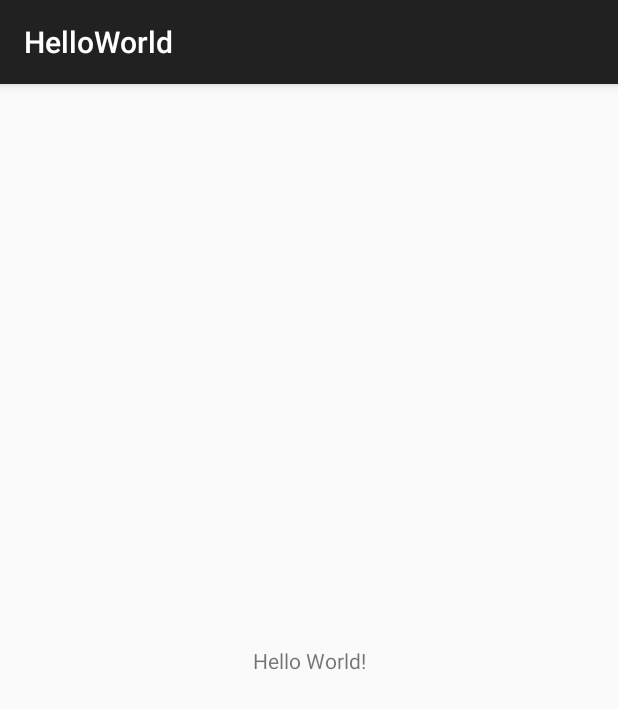
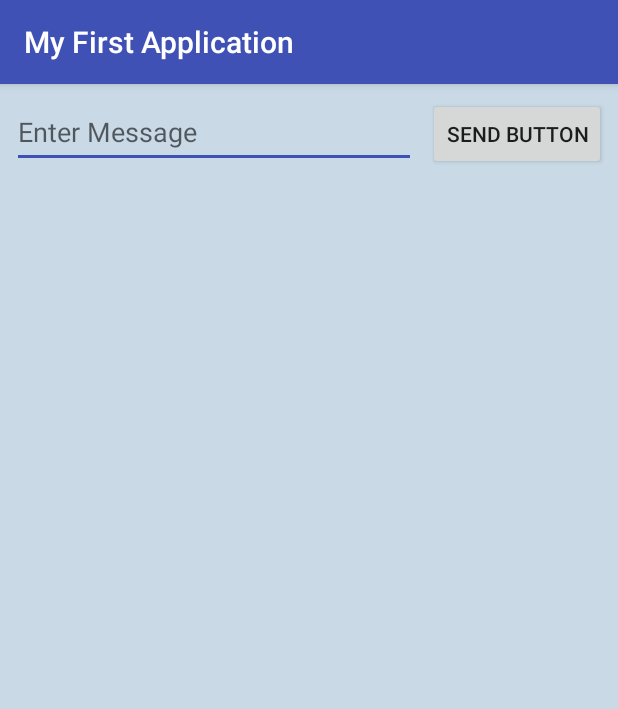
Before and after one commit to shimspedy/NUapp, an Android app: the screen it shows after launch (MainActivity), on a phone screen of 412 x 824 dp. Shown: the top 709 px of the screen. Run offline under Robolectric (Android 15) with nearby library versions, the phone set to English and light mode, and no system bars.

Commit message:
Assignment 1b: SendToScreen app with French translation

```diff
--- a/app/src/main/java/edu/nu/helloworld/MainActivity.java
+++ b/app/src/main/java/edu/nu/helloworld/MainActivity.java
@@ -1,35 +1,59 @@
 /*
  * MainActivity.java
  *
- * Assignment 1: Hello World Android app.
- * Displays the string "Hello World!" in the center of the screen.
+ * Assignment 1b: SendToScreen Android application.
+ * Shows a text box and a Send button. When the button is clicked, the typed
+ * message is passed to MessageActivity, which displays it in a TextView.
  *
  * Author: John Hashim
  */
+
 package edu.nu.helloworld;
 
+import android.content.Intent;
 import android.os.Bundle;
-
+import android.text.TextUtils;
+import android.widget.Button;
+import android.widget.EditText;
 import androidx.appcompat.app.AppCompatActivity;
 
-/**
- * The app's only screen. It inflates {@code activity_main.xml}, whose
- * centered TextView shows the "Hello World!" string resource.
- */
+/** The main screen, where the user enters a message and sends it. */
 public class MainActivity extends AppCompatActivity {
 
+  /** Intent extra key used to pass the message to {@link MessageActivity}. */
+  public static final String EXTRA_MESSAGE = "edu.nu.helloworld.MESSAGE";
+
+  private EditText messageInput;
+
   /**
-     * Called when the activity is first created.
+   * Called when the activity is first created. Inflates the layout and wires
+   * up the Send button.
    *
    * @param savedInstanceState the previously saved state, or {@code null}
-     *                           when the activity starts fresh
    */
   @Override
   protected void onCreate(Bundle savedInstanceState) {
-        // Always call the superclass so Android can finish its own setup.
     super.onCreate(savedInstanceState);
+    setContentView(R.layout.activity_main);
 
-        // Set the user interface from res/layout/activity_main.xml.
-        setContentView(R.layout.activity_main);
+    messageInput = findViewById(R.id.edit_message);
+    Button sendButton = findViewById(R.id.button_send);
+    sendButton.setOnClickListener(view -> sendMessage());
+  }
+
+  /**
+   * Reads the message from the text box and starts {@link MessageActivity} to
+   * display it. If the box is empty, shows an error instead.
+   */
+  private void sendMessage() {
+    String message = messageInput.getText().toString().trim();
+    if (TextUtils.isEmpty(message)) {
+      messageInput.setError(getString(R.string.error_empty_message));
+      return;
+    }
+
+    Intent intent = new Intent(this, MessageActivity.class);
+    intent.putExtra(EXTRA_MESSAGE, message);
+    startActivity(intent);
   }
 }
--- a/app/src/main/res/layout/activity_main.xml
+++ b/app/src/main/res/layout/activity_main.xml
@@ -1,22 +1,30 @@
 <?xml version="1.0" encoding="utf-8"?>
-<!-- Layout for MainActivity: one TextView centered on the screen. -->
-<androidx.constraintlayout.widget.ConstraintLayout
-    xmlns:android="http://schemas.android.com/apk/res/android"
-    xmlns:app="http://schemas.android.com/apk/res-auto"
+<!-- Layout for MainActivity: a message box and a Send button in one row. -->
+<LinearLayout xmlns:android="http://schemas.android.com/apk/res/android"
     xmlns:tools="http://schemas.android.com/tools"
     android:layout_width="match_parent"
     android:layout_height="match_parent"
+    android:background="@color/main_background"
+    android:orientation="horizontal"
+    android:padding="8dp"
     tools:context=".MainActivity">
 
-    <!-- Text comes from strings.xml rather than being hard-coded. -->
-    <TextView
-        android:id="@+id/hello_text"
+    <!-- Takes the remaining width so the button keeps its natural size. -->
+    <EditText
+        android:id="@+id/edit_message"
+        android:layout_width="0dp"
+        android:layout_height="wrap_content"
+        android:layout_weight="1"
+        android:autofillHints=""
+        android:hint="@string/hint_message"
+        android:inputType="text"
+        android:minHeight="48dp" />
+
+    <Button
+        android:id="@+id/button_send"
         android:layout_width="wrap_content"
         android:layout_height="wrap_content"
-        android:text="@string/hello_world"
-        app:layout_constraintBottom_toBottomOf="parent"
-        app:layout_constraintEnd_toEndOf="parent"
-        app:layout_constraintStart_toStartOf="parent"
-        app:layout_constraintTop_toTopOf="parent" />
+        android:layout_marginStart="8dp"
+        android:text="@string/button_send" />
 
-</androidx.constraintlayout.widget.ConstraintLayout>
+</LinearLayout>
--- /dev/null
+++ b/app/src/main/res/values-v35/themes.xml
@@ -0,0 +1,12 @@
+<resources>
+    <!--
+        Android 15 (API 35) draws apps edge to edge by default, which puts the
+        layout behind the action bar. Opting out keeps content below the bar.
+    -->
+    <style name="Theme.HelloWorld" parent="Theme.AppCompat.Light.DarkActionBar">
+        <item name="colorPrimary">@color/primary</item>
+        <item name="colorPrimaryDark">@color/primary_dark</item>
+        <item name="colorAccent">@color/primary</item>
+        <item name="android:windowOptOutEdgeToEdgeEnforcement">true</item>
+    </style>
+</resources>
--- /dev/null
+++ b/app/src/main/res/values/colors.xml
@@ -0,0 +1,9 @@
+<resources>
+    <!-- App bar and accent colors. -->
+    <color name="primary">#3F51B5</color>
+    <color name="primary_dark">#303F9F</color>
+    <!-- Screen backgrounds and the Back button, matching the assignment examples. -->
+    <color name="main_background">#C9D9E6</color>
+    <color name="message_background">#D3C0A8</color>
+    <color name="back_button">#6AA121</color>
+</resources>
--- a/app/src/main/res/values/strings.xml
+++ b/app/src/main/res/values/strings.xml
@@ -1,6 +1,9 @@
 <resources>
-    <!-- App name shown in the launcher and the app bar. -->
-    <string name="app_name">HelloWorld</string>
-    <!-- Message displayed on the main screen. -->
-    <string name="hello_world">Hello World!</string>
+    <!-- Default (English) strings. French versions are in values-fr/strings.xml. -->
+    <string name="app_name">My First Application</string>
+    <string name="title_message_activity">Message Activity</string>
+    <string name="hint_message">Enter Message</string>
+    <string name="button_send">Send Button</string>
+    <string name="button_back">Back to Main</string>
+    <string name="error_empty_message">Please enter a message</string>
 </resources>
--- a/app/src/main/res/values/themes.xml
+++ b/app/src/main/res/values/themes.xml
@@ -1,7 +1,8 @@
 <resources>
-    <!-- Light theme with an action bar so the app name shows at the top. -->
+    <!-- Light theme with an action bar so each screen's title shows at the top. -->
     <style name="Theme.HelloWorld" parent="Theme.AppCompat.Light.DarkActionBar">
-        <!-- Dark status-bar icons so the clock and battery stay readable on a light background. -->
-        <item name="android:windowLightStatusBar">true</item>
+        <item name="colorPrimary">@color/primary</item>
+        <item name="colorPrimaryDark">@color/primary_dark</item>
+        <item name="colorAccent">@color/primary</item>
     </style>
 </resources>
```
Also changed, not shown: app/src/main/AndroidManifest.xml (+10 -4 lines), app/src/main/java/edu/nu/helloworld/MessageActivity.java (added, +41 -0 lines), app/src/main/res/layout/activity_message.xml (added, +36 -0 lines), 9 other files. Lines whose indentation alone changed are shown as unchanged.
